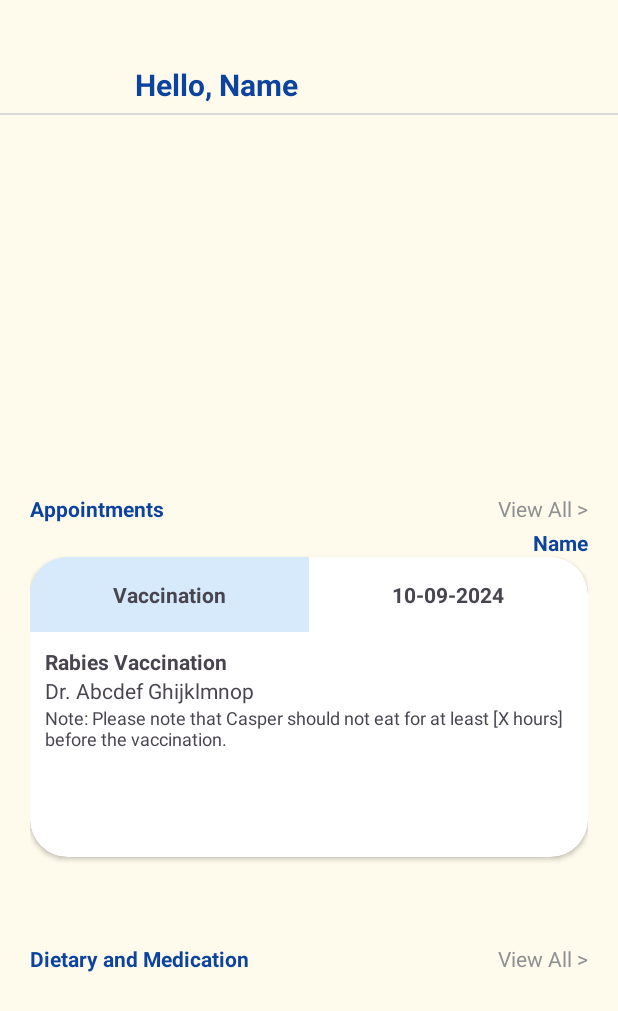
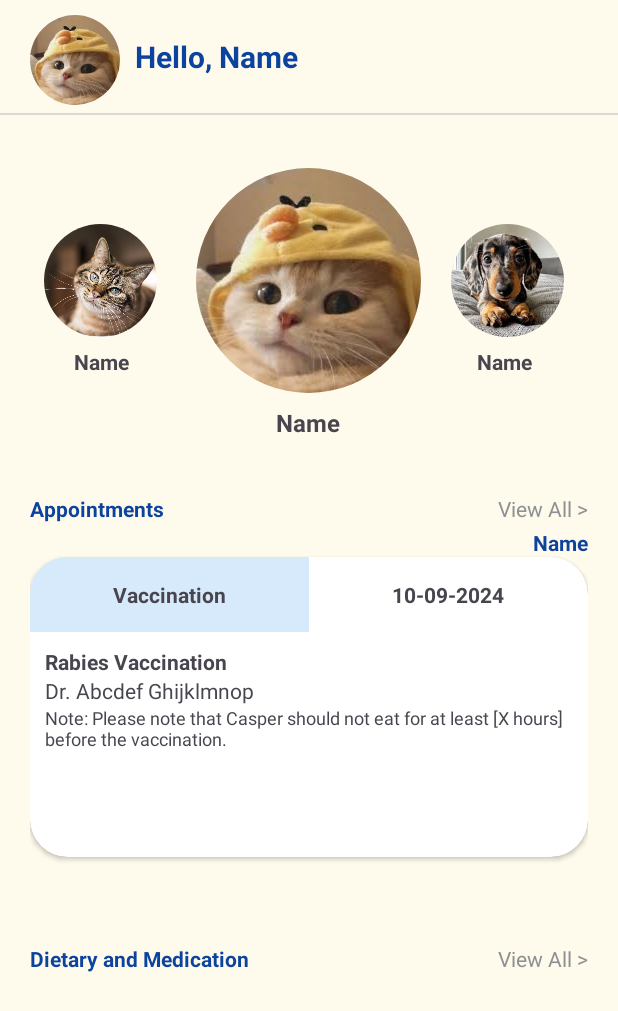
Before and after one commit to zookee76/pawpal, an Android app built with Jetpack Compose: the phomedashboard screen opened directly, with no data from a screen before it, on a phone screen of 412 x 824 dp. Shown: the top 1011 px of the screen. Run offline under Robolectric (Android 15) with nearby library versions, the phone set to English and light mode, and no system bars.

Commit message:
pet home dashboard updated

```diff
--- a/app/src/main/res/layout/activity_phomedashboard.xml
+++ b/app/src/main/res/layout/activity_phomedashboard.xml
@@ -12,45 +12,50 @@
         android:layout_width="match_parent"
         android:layout_height="match_parent">
 
-        <LinearLayout
+        <androidx.constraintlayout.widget.ConstraintLayout
             android:id="@+id/layout_header"
             android:layout_width="match_parent"
             android:layout_height="75dp"
-            android:gravity="bottom|start|left"
             android:orientation="horizontal"
             android:paddingLeft="20dp"
             android:paddingRight="20dp"
             android:paddingBottom="5dp"
-            android:showDividers="end"
             app:layout_constraintBottom_toBottomOf="parent"
             app:layout_constraintEnd_toEndOf="parent"
-            app:layout_constraintHorizontal_bias="0.0"
+            app:layout_constraintHorizontal_bias="1.0"
             app:layout_constraintStart_toStartOf="parent"
             app:layout_constraintTop_toTopOf="parent"
             app:layout_constraintVertical_bias="0.0">
 
             <androidx.constraintlayout.utils.widget.ImageFilterView
                 android:id="@+id/iv_profile"
-                android:layout_width="50dp"
-                android:layout_height="50dp"
-                android:layout_weight="1"
+                android:layout_width="60dp"
+                android:layout_height="60dp"
                 android:adjustViewBounds="false"
                 android:scaleType="centerCrop"
-                app:round="50dp"
-                tools:srcCompat="@tools:sample/avatars" />
+                app:layout_constraintBottom_toBottomOf="parent"
+                app:layout_constraintStart_toStartOf="parent"
+                app:layout_constraintTop_toTopOf="parent"
+                app:layout_constraintVertical_bias="1.0"
+                app:round="60dp"
+                app:srcCompat="@drawable/cat" />
 
             <TextView
                 android:id="@+id/tv_name"
                 android:layout_width="302dp"
                 android:layout_height="wrap_content"
-                android:layout_marginStart="20dp"
-                android:layout_weight="1"
                 android:text="Hello, Name"
                 android:textColor="#0C439E"
                 android:textSize="20sp"
-                android:textStyle="bold" />
+                android:textStyle="bold"
+                app:layout_constraintBottom_toBottomOf="parent"
+                app:layout_constraintEnd_toEndOf="parent"
+                app:layout_constraintHorizontal_bias="1.0"
+                app:layout_constraintStart_toEndOf="@+id/iv_profile"
+                app:layout_constraintTop_toTopOf="parent"
+                app:layout_constraintVertical_bias="0.558" />
 
-        </LinearLayout>
+        </androidx.constraintlayout.widget.ConstraintLayout>
 
         <LinearLayout
             android:id="@+id/layout_body"
@@ -76,7 +81,94 @@
                 android:layout_height="250dp"
                 android:layout_gravity="center"
                 android:paddingLeft="20dp"
-                android:paddingRight="20dp" />
+                android:paddingRight="20dp">
+
+                <androidx.constraintlayout.utils.widget.ImageFilterView
+                    android:id="@+id/img_center"
+                    android:layout_width="150dp"
+                    android:layout_height="150dp"
+                    android:scaleType="centerCrop"
+                    app:layout_constraintBottom_toBottomOf="parent"
+                    app:layout_constraintEnd_toEndOf="parent"
+                    app:layout_constraintHorizontal_bias="0.497"
+                    app:layout_constraintStart_toStartOf="parent"
+                    app:layout_constraintTop_toTopOf="parent"
+                    app:layout_constraintVertical_bias="0.35"
+                    app:round="100dp"
+                    app:srcCompat="@drawable/cat" />
+
+                <TextView
+                    android:id="@+id/tv_center"
+                    android:layout_width="wrap_content"
+                    android:layout_height="wrap_content"
+                    android:text="Name"
+                    android:textAlignment="center"
+                    android:textSize="16sp"
+                    android:textStyle="bold"
+                    app:layout_constraintBottom_toBottomOf="parent"
+                    app:layout_constraintEnd_toEndOf="parent"
+                    app:layout_constraintHorizontal_bias="0.498"
+                    app:layout_constraintStart_toStartOf="parent"
+                    app:layout_constraintTop_toBottomOf="@+id/img_center"
+                    app:layout_constraintVertical_bias="0.209" />
+
+                <androidx.constraintlayout.utils.widget.ImageFilterView
+                    android:id="@+id/img_right"
+                    android:layout_width="75dp"
+                    android:layout_height="75dp"
+                    android:scaleType="centerCrop"
+                    app:layout_constraintBottom_toBottomOf="parent"
+                    app:layout_constraintEnd_toEndOf="parent"
+                    app:layout_constraintHorizontal_bias="0.555"
+                    app:layout_constraintStart_toEndOf="@+id/img_center"
+                    app:layout_constraintTop_toTopOf="parent"
+                    app:layout_constraintVertical_bias="0.417"
+                    app:round="100dp"
+                    app:srcCompat="@drawable/dog" />
+
+                <TextView
+                    android:id="@+id/tv_right"
+                    android:layout_width="wrap_content"
+                    android:layout_height="wrap_content"
+                    android:text="Name"
+                    android:textAlignment="center"
+                    android:textSize="14sp"
+                    android:textStyle="bold"
+                    app:layout_constraintBottom_toBottomOf="parent"
+                    app:layout_constraintEnd_toEndOf="parent"
+                    app:layout_constraintStart_toEndOf="@+id/img_center"
+                    app:layout_constraintTop_toBottomOf="@+id/img_right"
+                    app:layout_constraintVertical_bias="0.084" />
+
+                <androidx.constraintlayout.utils.widget.ImageFilterView
+                    android:id="@+id/img_left"
+                    android:layout_width="75dp"
+                    android:layout_height="75dp"
+                    android:scaleType="centerCrop"
+                    app:layout_constraintBottom_toBottomOf="parent"
+                    app:layout_constraintEnd_toStartOf="@+id/img_center"
+                    app:layout_constraintHorizontal_bias="0.257"
+                    app:layout_constraintStart_toStartOf="parent"
+                    app:layout_constraintTop_toTopOf="parent"
+                    app:layout_constraintVertical_bias="0.417"
+                    app:round="100dp"
+                    app:srcCompat="@drawable/cat2" />
+
+                <TextView
+                    android:id="@+id/tv_left"
+                    android:layout_width="wrap_content"
+                    android:layout_height="wrap_content"
+                    android:text="Name"
+                    android:textAlignment="center"
+                    android:textSize="14sp"
+                    android:textStyle="bold"
+                    app:layout_constraintBottom_toBottomOf="parent"
+                    app:layout_constraintEnd_toStartOf="@+id/img_center"
+                    app:layout_constraintHorizontal_bias="0.397"
+                    app:layout_constraintStart_toStartOf="parent"
+                    app:layout_constraintTop_toBottomOf="@+id/img_left"
+                    app:layout_constraintVertical_bias="0.084" />
+            </androidx.constraintlayout.widget.ConstraintLayout>
 
             <LinearLayout
                 android:id="@+id/layout_appointments"
```
Also changed, not shown: app/src/main/res/drawable/cat.jpg (added), app/src/main/res/drawable/cat2.jpg (added), app/src/main/res/drawable/dog.jpg (added).
